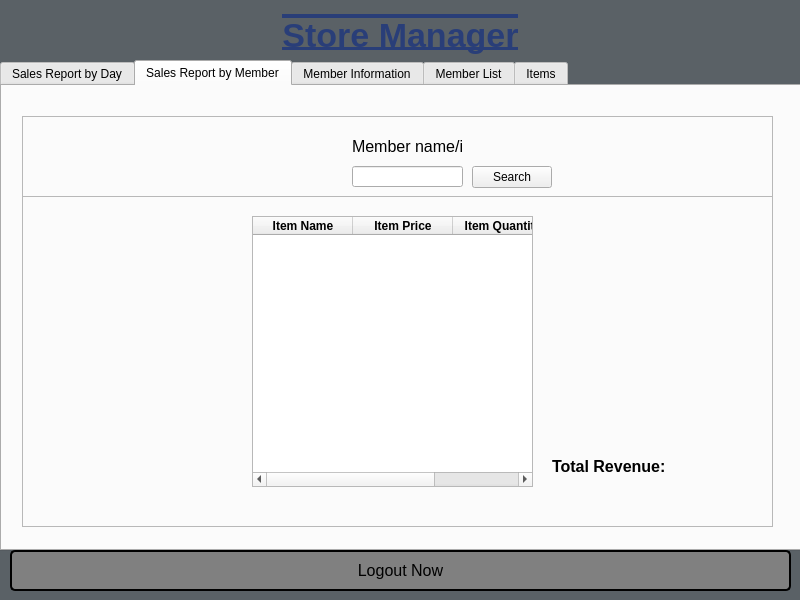
This is CS1C_BulkClub/storemanagerwindow.ui in BlankMKB/CS1C-Group-Project-1 as Qt 5 draws it before an edit. The edited form follows.
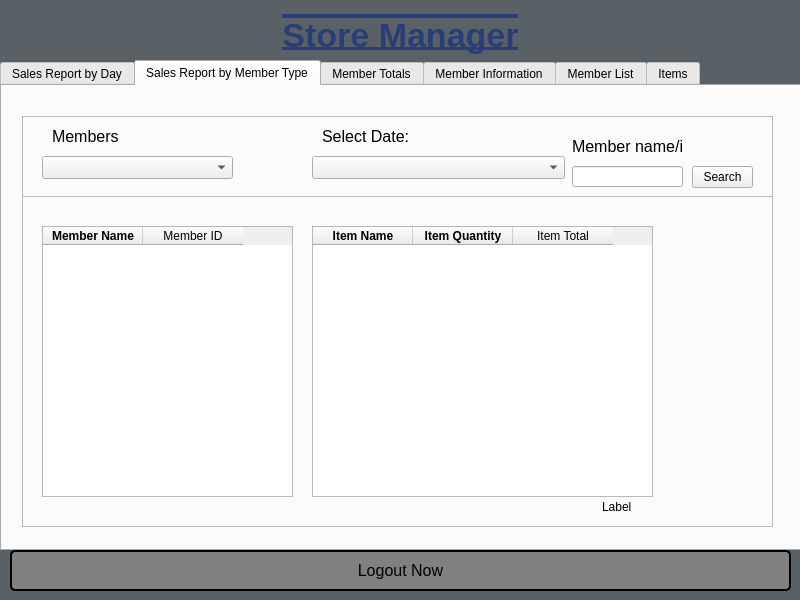
This is the edited form. The open tabs and pages were chosen to show the change.

Patch:
```diff
--- a/CS1C_BulkClub/storemanagerwindow.ui
+++ b/CS1C_BulkClub/storemanagerwindow.ui
@@ -200,7 +200,7 @@
    </widget>
    <widget class="QWidget" name="saleByMember">
     <attribute name="title">
-     <string>Sales Report by Member</string>
+     <string>Sales Report by Member Type</string>
     </attribute>
     <widget class="QFrame" name="frame_7">
      <property name="geometry">
@@ -226,9 +226,9 @@
      <widget class="QTableWidget" name="salesByMemberTW">
       <property name="geometry">
        <rect>
-        <x>230</x>
-        <y>20</y>
-        <width>281</width>
+        <x>20</x>
+        <y>30</y>
+        <width>251</width>
         <height>271</height>
        </rect>
       </property>
@@ -240,7 +240,7 @@
       </attribute>
       <column>
        <property name="text">
-        <string>Item Name</string>
+        <string>Member Name</string>
        </property>
        <property name="font">
         <font>
@@ -250,38 +250,64 @@
       </column>
       <column>
        <property name="text">
-        <string>Item Price</string>
-       </property>
-       <property name="font">
-        <font>
-         <bold>true</bold>
-        </font>
-       </property>
-      </column>
-      <column>
-       <property name="text">
-        <string>Item Quantity</string>
-       </property>
-       <property name="font">
-        <font>
-         <bold>true</bold>
-        </font>
+        <string>Member ID</string>
        </property>
       </column>
      </widget>
      <widget class="QLabel" name="totalPurchasesLabel">
       <property name="geometry">
        <rect>
-        <x>530</x>
-        <y>250</y>
+        <x>580</x>
+        <y>290</y>
         <width>171</width>
         <height>41</height>
        </rect>
       </property>
       <property name="text">
-       <string>&lt;html&gt;&lt;head/&gt;&lt;body&gt;&lt;p&gt;&lt;span style=&quot; font-size:12pt; font-weight:700;&quot;&gt;Total Revenue: &lt;/span&gt;&lt;/p&gt;&lt;/body&gt;&lt;/html&gt;</string>
+       <string>Label</string>
       </property>
      </widget>
+     <widget class="QTableWidget" name="salesByMemberTypeTW">
+      <property name="geometry">
+       <rect>
+        <x>290</x>
+        <y>30</y>
+        <width>341</width>
+        <height>271</height>
+       </rect>
+      </property>
+      <attribute name="horizontalHeaderCascadingSectionResizes">
+       <bool>false</bool>
+      </attribute>
+      <attribute name="verticalHeaderCascadingSectionResizes">
+       <bool>false</bool>
+      </attribute>
+      <column>
+       <property name="text">
+        <string>Item Name</string>
+       </property>
+       <property name="font">
+        <font>
+         <bold>true</bold>
+        </font>
+       </property>
+      </column>
+      <column>
+       <property name="text">
+        <string>Item Quantity</string>
+       </property>
+       <property name="font">
+        <font>
+         <bold>true</bold>
+        </font>
+       </property>
+      </column>
+      <column>
+       <property name="text">
+        <string>Item Total</string>
+       </property>
+      </column>
+     </widget>
     </widget>
     <widget class="QFrame" name="frame_8">
      <property name="geometry">
@@ -307,7 +333,7 @@
      <widget class="QLabel" name="memberIDLabel">
       <property name="geometry">
        <rect>
-        <x>330</x>
+        <x>550</x>
         <y>20</y>
         <width>111</width>
         <height>21</height>
@@ -325,7 +351,7 @@
      <widget class="QLineEdit" name="memberSearchLE">
       <property name="geometry">
        <rect>
-        <x>330</x>
+        <x>550</x>
         <y>50</y>
         <width>111</width>
         <height>21</height>
@@ -335,9 +361,9 @@
      <widget class="QPushButton" name="memberSearchButton">
       <property name="geometry">
        <rect>
-        <x>450</x>
+        <x>670</x>
         <y>50</y>
-        <width>80</width>
+        <width>61</width>
         <height>22</height>
        </rect>
       </property>
@@ -345,6 +371,182 @@
        <string>Search</string>
       </property>
      </widget>
+     <widget class="QLabel" name="dateByMemberLabel">
+      <property name="geometry">
+       <rect>
+        <x>300</x>
+        <y>10</y>
+        <width>231</width>
+        <height>21</height>
+       </rect>
+      </property>
+      <property name="font">
+       <font>
+        <pointsize>12</pointsize>
+       </font>
+      </property>
+      <property name="text">
+       <string>Select Date: </string>
+      </property>
+     </widget>
+     <widget class="QComboBox" name="dateByMemberCB">
+      <property name="geometry">
+       <rect>
+        <x>290</x>
+        <y>40</y>
+        <width>253</width>
+        <height>23</height>
+       </rect>
+      </property>
+      <property name="font">
+       <font>
+        <pointsize>12</pointsize>
+       </font>
+      </property>
+     </widget>
+     <widget class="QComboBox" name="typeByMemberCB">
+      <property name="geometry">
+       <rect>
+        <x>20</x>
+        <y>40</y>
+        <width>191</width>
+        <height>23</height>
+       </rect>
+      </property>
+      <property name="font">
+       <font>
+        <pointsize>12</pointsize>
+       </font>
+      </property>
+     </widget>
+     <widget class="QLabel" name="memberByMemberLabel">
+      <property name="geometry">
+       <rect>
+        <x>30</x>
+        <y>10</y>
+        <width>71</width>
+        <height>21</height>
+       </rect>
+      </property>
+      <property name="font">
+       <font>
+        <pointsize>12</pointsize>
+       </font>
+      </property>
+      <property name="text">
+       <string>Members</string>
+      </property>
+     </widget>
+    </widget>
+   </widget>
+   <widget class="QWidget" name="memberTotals">
+    <attribute name="title">
+     <string>Member Totals</string>
+    </attribute>
+    <widget class="QFrame" name="frame_11">
+     <property name="geometry">
+      <rect>
+       <x>20</x>
+       <y>110</y>
+       <width>751</width>
+       <height>331</height>
+      </rect>
+     </property>
+     <property name="frameShape">
+      <enum>QFrame::StyledPanel</enum>
+     </property>
+     <property name="frameShadow">
+      <enum>QFrame::Plain</enum>
+     </property>
+     <property name="lineWidth">
+      <number>2</number>
+     </property>
+     <property name="midLineWidth">
+      <number>3</number>
+     </property>
+     <widget class="QTableWidget" name="memberTotalsTW">
+      <property name="geometry">
+       <rect>
+        <x>20</x>
+        <y>30</y>
+        <width>481</width>
+        <height>251</height>
+       </rect>
+      </property>
+      <column>
+       <property name="text">
+        <string>Member Name</string>
+       </property>
+       <property name="font">
+        <font>
+         <bold>true</bold>
+        </font>
+       </property>
+      </column>
+      <column>
+       <property name="text">
+        <string notr="true">Membership Number</string>
+       </property>
+       <property name="font">
+        <font>
+         <bold>true</bold>
+        </font>
+       </property>
+      </column>
+      <column>
+       <property name="text">
+        <string>Running Total (with tax)</string>
+       </property>
+      </column>
+     </widget>
+     <widget class="QLabel" name="grandTotalLabel">
+      <property name="geometry">
+       <rect>
+        <x>500</x>
+        <y>290</y>
+        <width>251</width>
+        <height>41</height>
+       </rect>
+      </property>
+      <property name="text">
+       <string>Grand Total (with tax):</string>
+      </property>
+     </widget>
+    </widget>
+    <widget class="QFrame" name="frame_12">
+     <property name="geometry">
+      <rect>
+       <x>20</x>
+       <y>30</y>
+       <width>751</width>
+       <height>81</height>
+      </rect>
+     </property>
+     <property name="frameShape">
+      <enum>QFrame::StyledPanel</enum>
+     </property>
+     <property name="frameShadow">
+      <enum>QFrame::Raised</enum>
+     </property>
+     <property name="lineWidth">
+      <number>2</number>
+     </property>
+     <property name="midLineWidth">
+      <number>3</number>
+     </property>
+     <widget class="QLabel" name="memberTotalsLabel">
+      <property name="geometry">
+       <rect>
+        <x>20</x>
+        <y>30</y>
+        <width>251</width>
+        <height>16</height>
+       </rect>
+      </property>
+      <property name="text">
+       <string>Total purchases by Membership Number</string>
+      </property>
+     </widget>
     </widget>
    </widget>
    <widget class="QWidget" name="memberInfo">
```
Left out of the diff: 106 changed lines with no effect on the pictures.
